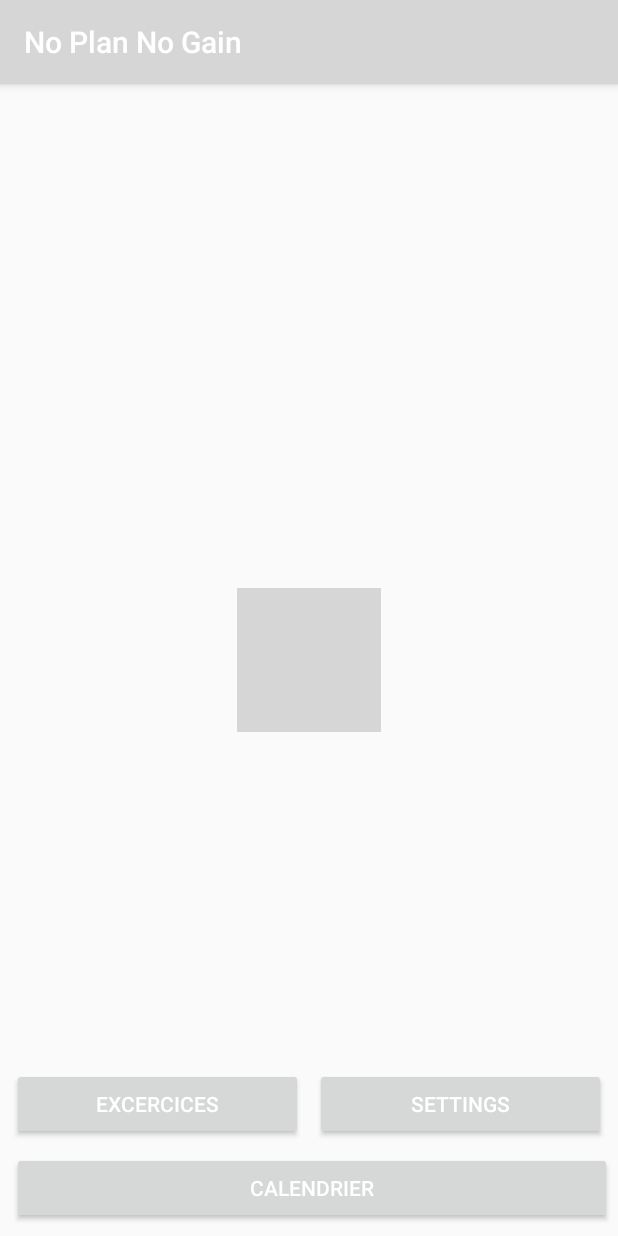
After one commit to kevintondo/Android4ALJ, an Android app: the HomeActivity screen opened directly, with no data from a screen before it, on a phone screen of 412 x 824 dp. The commit adds this screen. Run offline under Robolectric (Android 15) with nearby library versions, the phone set to English and light mode, and no system bars; grey boxes are pictures that could not be loaded.

Commit message:
Merge branch 'master' of /Users/roselyne/AndroidStudioProjects/Android4ALJ with conflicts.

```diff
--- /dev/null
+++ b/NoPlanNoGain/app/src/main/java/com/example/noplannogain/HomeActivity.java
@@ -0,0 +1,30 @@
+package com.example.noplannogain;
+
+import android.content.Intent;
+import android.support.v7.app.AppCompatActivity;
+import android.os.Bundle;
+import android.view.View;
+import android.widget.Button;
+
+public class HomeActivity extends AppCompatActivity {
+
+    Button btnExercice, btnSetting, btnCalendrier;
+
+
+    @Override
+    protected void onCreate(Bundle savedInstanceState) {
+        super.onCreate(savedInstanceState);
+        setContentView(R.layout.activity_home_activity);
+
+        btnExercice = (Button)findViewById(R.id.btnExercices);
+
+        btnExercice.setOnClickListener(new View.OnClickListener() {
+            @Override
+            public void onClick(View v) {
+                Intent intent = new Intent(HomeActivity.this, ListExercices.class);
+                startActivity(intent);
+            }
+        });
+
+    }
+}
--- /dev/null
+++ b/NoPlanNoGain/app/src/main/res/layout/activity_home_activity.xml
@@ -0,0 +1,71 @@
+<?xml version="1.0" encoding="utf-8"?>
+<RelativeLayout xmlns:android="http://schemas.android.com/apk/res/android"
+    xmlns:app="http://schemas.android.com/apk/res-auto"
+    xmlns:tools="http://schemas.android.com/tools"
+    android:layout_width="match_parent"
+    android:layout_height="match_parent"
+    tools:context=".HomeActivity">
+
+    <ImageView
+        android:id="@+id/btnTraining"
+        android:layout_centerInParent="true"
+        android:src="@drawable/play"
+        android:layout_width="wrap_content"
+        android:layout_height="wrap_content" />
+
+    <LinearLayout
+        android:orientation="vertical"
+        android:layout_alignParentBottom="true"
+        android:layout_width="match_parent"
+        android:layout_height="wrap_content">
+
+        <LinearLayout
+            android:layout_weight="2"
+            android:orientation="horizontal"
+            android:layout_width="match_parent"
+            android:layout_height="wrap_content">
+
+            <Button
+                android:id="@+id/btnExercices"
+                android:text="Excercices"
+                android:textColor="@android:color/white"
+                android:layout_marginLeft="8dp"
+                android:layout_marginRight="4dp"
+                android:layout_weight="1"
+                android:layout_width="0dp"
+                android:layout_height="wrap_content"
+                android:shadowColor="@color/colorPrimaryDark"
+
+                />
+
+            <Button
+                android:id="@+id/btnSettings"
+                android:text="Settings"
+                android:textColor="@android:color/white"
+                android:layout_marginLeft="4dp"
+                android:layout_marginRight="8dp"
+                android:layout_weight="1"
+                android:layout_width="0dp"
+                android:layout_height="wrap_content"
+                android:shadowColor="@color/colorPrimaryDark"
+
+                />
+        </LinearLayout>
+
+        <Button
+            android:layout_marginTop="8dp"
+            android:layout_marginBottom="8dp"
+            android:id="@+id/btnCalendar"
+            android:text="Calendrier"
+            android:textColor="@android:color/white"
+            android:layout_marginLeft="8dp"
+            android:layout_marginRight="4dp"
+            android:layout_width="match_parent"
+            android:layout_height="wrap_content"
+            android:shadowColor="@color/colorPrimaryDark"
+
+            />
+
+    </LinearLayout>
+
+</RelativeLayout>
--- a/NoPlanNoGain/app/src/main/res/layout/activity_main.xml
+++ b/NoPlanNoGain/app/src/main/res/layout/activity_main.xml
@@ -40,6 +40,7 @@
         android:layout_marginStart="8dp"
         android:layout_marginTop="80dp"
         android:layout_marginEnd="8dp"
+        android:onClick="setGotoHome"
         android:text="Se connecter"
         app:layout_constraintEnd_toEndOf="parent"
         app:layout_constraintStart_toStartOf="parent"
```
Also changed, not shown: NoPlanNoGain/app/build.gradle (+3 -4 lines), NoPlanNoGain/app/src/main/AndroidManifest.xml (+4 -3 lines), NoPlanNoGain/app/src/main/java/com/example/noplannogain/Adapter/RecyclerViewAdapter.java (added, +86 -0 lines), NoPlanNoGain/app/src/main/java/com/example/noplannogain/Interface/ItemClickListener.java (added, +8 -0 lines), NoPlanNoGain/app/src/main/java/com/example/noplannogain/ListExercices.java (added, +46 -0 lines), NoPlanNoGain/app/src/main/java/com/example/noplannogain/MainActivity.java (+11 -1 lines), NoPlanNoGain/app/src/main/java/com/example/noplannogain/Model/Exercice.java (added, +28 -0 lines), NoPlanNoGain/app/src/main/res/layout/activity_list_exercices.xml (added, +27 -0 lines), NoPlanNoGain/app/src/main/res/layout/item_exercice.xml (added, +31 -0 lines), NoPlanNoGain/gradle/wrapper/gradle-wrapper.properties.
